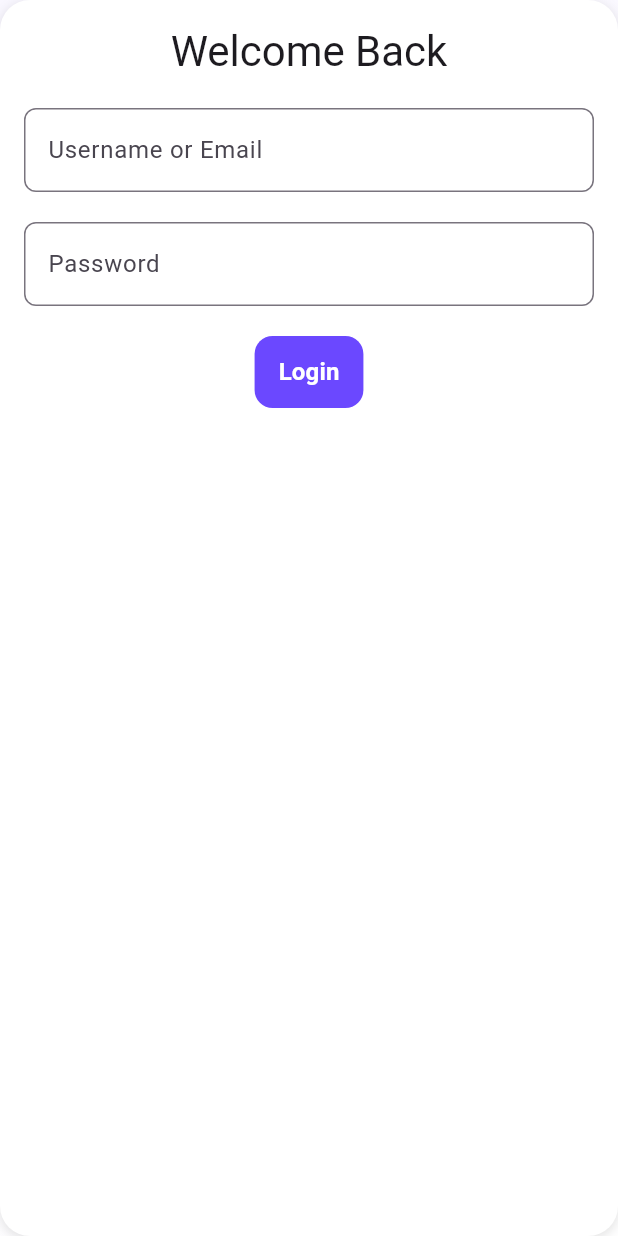
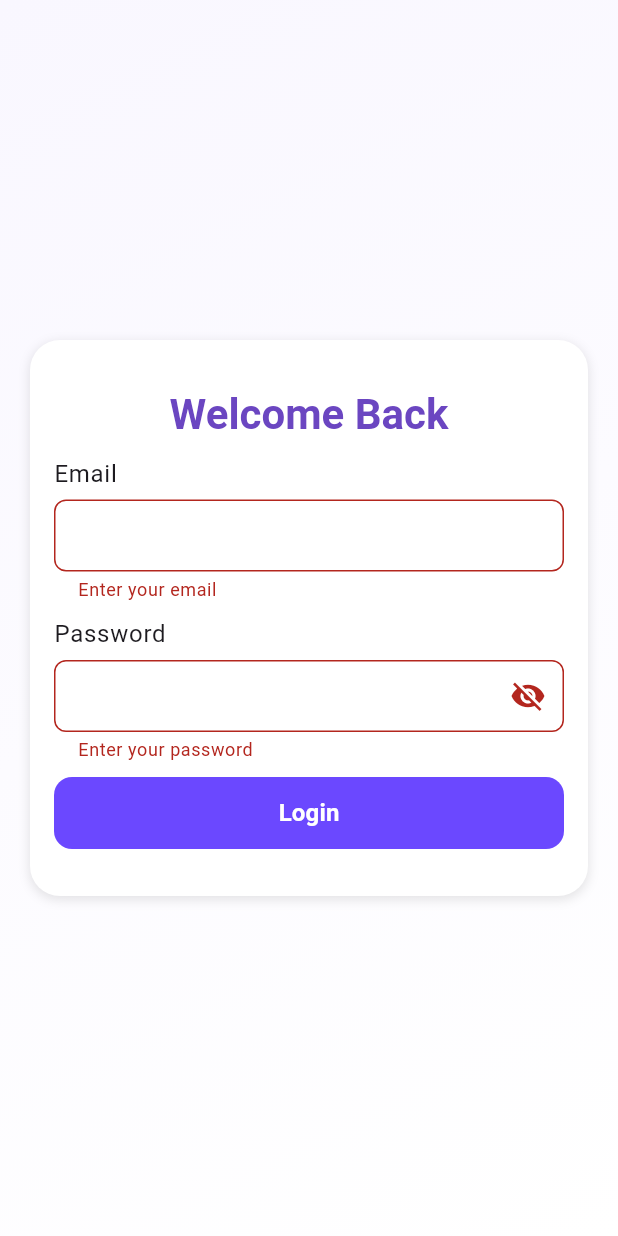
Before and after one commit to Nishan-Pradhan06/OracleCardMobileApp, a Flutter app: the screen it shows after launch, after a tap on "Login", on a phone screen of 412 x 824 dp. Run offline on Flutter 3.47's test engine with Material 3 defaults, Android fonts, the phone set to English and light mode, and no system bars; our stand-ins replace dartz, dio, equatable, flutter_dotenv, flutter_svg, get_it and 5 more.

Commit message:
loginscreen completed

```diff
--- /dev/null
+++ b/lib/core/helpers/textfield_validation_helpers.dart
@@ -0,0 +1,66 @@
+class InputValidator {
+  static String? validateName(String? value) {
+    if (value == null || value.trim().isEmpty) {
+      return 'Enter your name';
+    } else if (value.trim().length < 3) {
+      return 'Name must be at least 3 characters';
+    }
+    return null;
+  }
+
+  static String? validatePhone(String? value) {
+    if (value == null || value.trim().isEmpty) {
+      return 'Enter your phone number';
+    } else if (!RegExp(r'^\d{10}$').hasMatch(value)) {
+      return 'Phone number must be exactly 10 digits';
+    }
+    return null;
+  }
+
+  static String? validateEmail(String? value) {
+    if (value == null || value.trim().isEmpty) {
+      return 'Enter your email';
+    } else if (!RegExp(
+      r'^[a-zA-Z0-9.a-zA-Z0-9._%+-]+@[a-zA-Z0-9.-]+\.[a-zA-Z]{2,}$',
+    ).hasMatch(value)) {
+      return 'Enter a valid email address';
+    }
+    return null;
+  }
+
+  static String? validatePassword(String? value) {
+    if (value == null || value.trim().isEmpty) {
+      return 'Enter your password';
+    } else if (value.length < 6) {
+      return 'Password must be at least 6 characters long';
+    }
+    return null;
+  }
+
+  static String? validateConfirmPassword(
+    String? value,
+    String? originalPassword,
+  ) {
+    if (value == null || value.trim().isEmpty) {
+      return 'Confirm your password';
+    } else if (value != originalPassword) {
+      return 'Passwords do not match';
+    }
+    return null;
+  }
+
+  static String? validateEmailOrPhone(String? value) {
+    if (value == null || value.trim().isEmpty) {
+      return 'Enter your email or phone number';
+    }
+
+    final isEmail = RegExp(r'^[a-zA-Z0-9._%+-]+@[a-zA-Z0-9.-]+\.[a-zA-Z]{2,}$');
+    final isPhone = RegExp(r'^\d{10}$');
+
+    if (!isEmail.hasMatch(value.trim()) && !isPhone.hasMatch(value.trim())) {
+      return 'Enter a valid email or 10-digit phone number';
+    }
+
+    return null;
+  }
+}
--- a/lib/features/auth/screen/login_screen.dart
+++ b/lib/features/auth/screen/login_screen.dart
@@ -1,44 +1,83 @@
+import 'dart:developer';
+
 import 'package:flutter/material.dart';
+import 'package:oracle_card_app/core/helpers/textfield_validation_helpers.dart';
 import 'package:oracle_card_app/core/widgets/custom_background.dart';
 import 'package:oracle_card_app/core/widgets/custom_button.dart';
 import 'package:oracle_card_app/core/widgets/custom_container.dart';
+import 'package:oracle_card_app/core/widgets/custom_padding.dart';
+import 'package:oracle_card_app/features/auth/widgets/text_form_field.dart';
 
-class LoginScreen extends StatelessWidget {
+class LoginScreen extends StatefulWidget {
   const LoginScreen({super.key});
+
+  @override
+  State<LoginScreen> createState() => _LoginScreenState();
+}
+
+class _LoginScreenState extends State<LoginScreen> {
+  final _formKey = GlobalKey<FormState>();
+  final _emailController = TextEditingController();
+  final _passwordController = TextEditingController();
+
+  @override
+  void dispose() {
+    _emailController.dispose();
+    _passwordController.dispose();
+    super.dispose();
+  }
 
   @override
   Widget build(BuildContext context) {
     return Scaffold(
       body: CustomBackground(
+        child: CustomPadding(
+          child: Center(
             child: CustomContainer(
+              height: MediaQuery.sizeOf(context).height * 0.45,
+              child: Form(
+                key: _formKey,
+                child: Center(
                   child: Column(
+                    mainAxisAlignment: MainAxisAlignment.center,
+                    spacing: 10,
                     children: [
                       Text(
                         'Welcome Back',
-                style: Theme.of(context).textTheme.headlineMedium,
+                        style: Theme.of(context).textTheme.headlineMedium
+                            ?.copyWith(
+                              fontWeight: FontWeight.bold,
+                              color: Color(0xFF6B46C1),
                             ),
-              const SizedBox(height: 20),
-              TextField(
-                decoration: InputDecoration(
-                  labelText: 'Username or Email',
-                  border: OutlineInputBorder(
-                    borderRadius: BorderRadius.circular(8.0),
+                      ),
+
+                      CustomTextField(
+                        label: 'Email',
+                        type: CustomTextFieldType.email,
+                        validator: InputValidator.validateEmail,
+                      ),
+                      CustomTextField(
+                        label: 'Password',
+                        obscureText: true,
+                        type: CustomTextFieldType.password,
+                        validator: InputValidator.validatePassword,
+                      ),
+
+                      CustomButton(
+                        width: double.infinity,
+                        text: 'Login',
+                        onPressed: () {
+                          if (_formKey.currentState!.validate()) {
+                            log(_emailController.text);
+                            log(_passwordController.text);
+                          }
+                        },
+                      ),
+                    ],
                   ),
                 ),
               ),
-              const SizedBox(height: 20),
-              TextField(
-                obscureText: true,
-                decoration: InputDecoration(
-                  labelText: 'Password',
-                  border: OutlineInputBorder(
-                    borderRadius: BorderRadius.circular(8.0),
             ),
-                ),
-              ),
-              const SizedBox(height: 20),
-              CustomButton(text: 'Login', onPressed: () {}),
-            ],
           ),
         ),
       ),
--- /dev/null
+++ b/lib/features/auth/widgets/text_form_field.dart
@@ -0,0 +1,154 @@
+import 'package:flutter/material.dart';
+
+enum CustomTextFieldType { text, email, password, number, phone, dropdown }
+
+class CustomTextField extends StatefulWidget {
+  final String? label;
+  final String? hint;
+  final TextEditingController? controller;
+  final CustomTextFieldType type;
+  final Widget? leading;
+  final Widget? trailing;
+  final bool obscureText;
+  final bool readOnly;
+  final bool enabled;
+  final double borderRadius;
+  final Color? fillColor;
+  final Color? borderColor;
+  final EdgeInsetsGeometry contentPadding;
+  final TextInputType? keyboardType;
+  final Function(String)? onChanged;
+  final String? Function(String?)? validator;
+  final List<String>? dropdownItems;
+  final Function(String?)? onDropdownChanged;
+
+  const CustomTextField({
+    super.key,
+    this.label,
+    this.hint,
+    this.controller,
+    this.type = CustomTextFieldType.text,
+    this.leading,
+    this.trailing,
+    this.obscureText = false,
+    this.readOnly = false,
+    this.enabled = true,
+    this.borderRadius = 8.0,
+    this.fillColor,
+    this.borderColor,
+    this.contentPadding = const EdgeInsets.symmetric(
+      vertical: 12,
+      horizontal: 12,
+    ),
+    this.keyboardType,
+    this.onChanged,
+    this.validator,
+    this.dropdownItems,
+    this.onDropdownChanged,
+  });
+
+  @override
+  State<CustomTextField> createState() => _CustomTextFieldState();
+}
+
+class _CustomTextFieldState extends State<CustomTextField> {
+  bool _obscure = false;
+  String? _dropdownValue;
+
+  @override
+  void initState() {
+    super.initState();
+    _obscure = widget.obscureText;
+    if (widget.type == CustomTextFieldType.dropdown &&
+        widget.dropdownItems != null &&
+        widget.dropdownItems!.isNotEmpty) {
+      _dropdownValue = widget.dropdownItems!.first;
+    }
+  }
+
+  @override
+  Widget build(BuildContext context) {
+    // Dropdown type
+    if (widget.type == CustomTextFieldType.dropdown) {
+      return Column(
+        crossAxisAlignment: CrossAxisAlignment.start,
+        children: [
+          if (widget.label != null)
+            Text(widget.label!, style: Theme.of(context).textTheme.bodyLarge),
+          const SizedBox(height: 5),
+          DropdownButtonFormField<String>(
+            initialValue: _dropdownValue,
+            decoration: InputDecoration(
+              filled: true,
+              fillColor: widget.fillColor ?? Colors.white,
+              contentPadding: widget.contentPadding,
+              border: OutlineInputBorder(
+                borderRadius: BorderRadius.circular(widget.borderRadius),
+                borderSide: BorderSide(
+                  color: widget.borderColor ?? Colors.grey,
+                ),
+              ),
+            ),
+            items: widget.dropdownItems
+                ?.map((e) => DropdownMenuItem(value: e, child: Text(e)))
+                .toList(),
+            onChanged: (value) {
+              setState(() => _dropdownValue = value);
+              if (widget.onDropdownChanged != null) {
+                widget.onDropdownChanged!(value);
+              }
+            },
+          ),
+        ],
+      );
+    }
+
+    // TextField type
+    return Column(
+      crossAxisAlignment: CrossAxisAlignment.start,
+      children: [
+        if (widget.label != null)
+          Text(widget.label!, style: Theme.of(context).textTheme.bodyLarge),
+        const SizedBox(height: 5),
+        TextFormField(
+          controller: widget.controller,
+          readOnly: widget.readOnly,
+          enabled: widget.enabled,
+          obscureText: _obscure,
+          keyboardType:
+              widget.keyboardType ??
+              (widget.type == CustomTextFieldType.email
+                  ? TextInputType.emailAddress
+                  : widget.type == CustomTextFieldType.phone
+                  ? TextInputType.phone
+                  : widget.type == CustomTextFieldType.number
+                  ? TextInputType.number
+                  : TextInputType.text),
+          onChanged: widget.onChanged,
+          validator: widget.validator,
+          decoration: InputDecoration(
+            hintText: widget.hint,
+            filled: true,
+            fillColor: widget.fillColor ?? Colors.white,
+            contentPadding: widget.contentPadding,
+            prefixIcon: widget.leading,
+            suffixIcon:
+                widget.trailing ??
+                (widget.type == CustomTextFieldType.password
+                    ? IconButton(
+                        icon: Icon(
+                          _obscure ? Icons.visibility_off : Icons.visibility,
+                        ),
+                        onPressed: () => setState(() => _obscure = !_obscure),
+                      )
+                    : null),
+            border: OutlineInputBorder(
+              borderRadius: BorderRadius.circular(widget.borderRadius),
+              borderSide: BorderSide(color: widget.borderColor ?? Colors.grey),
+            ),
+          ),
+        ),
+      ],
+    );
+  }
+}
```
Lines whose indentation alone changed are shown as unchanged.
